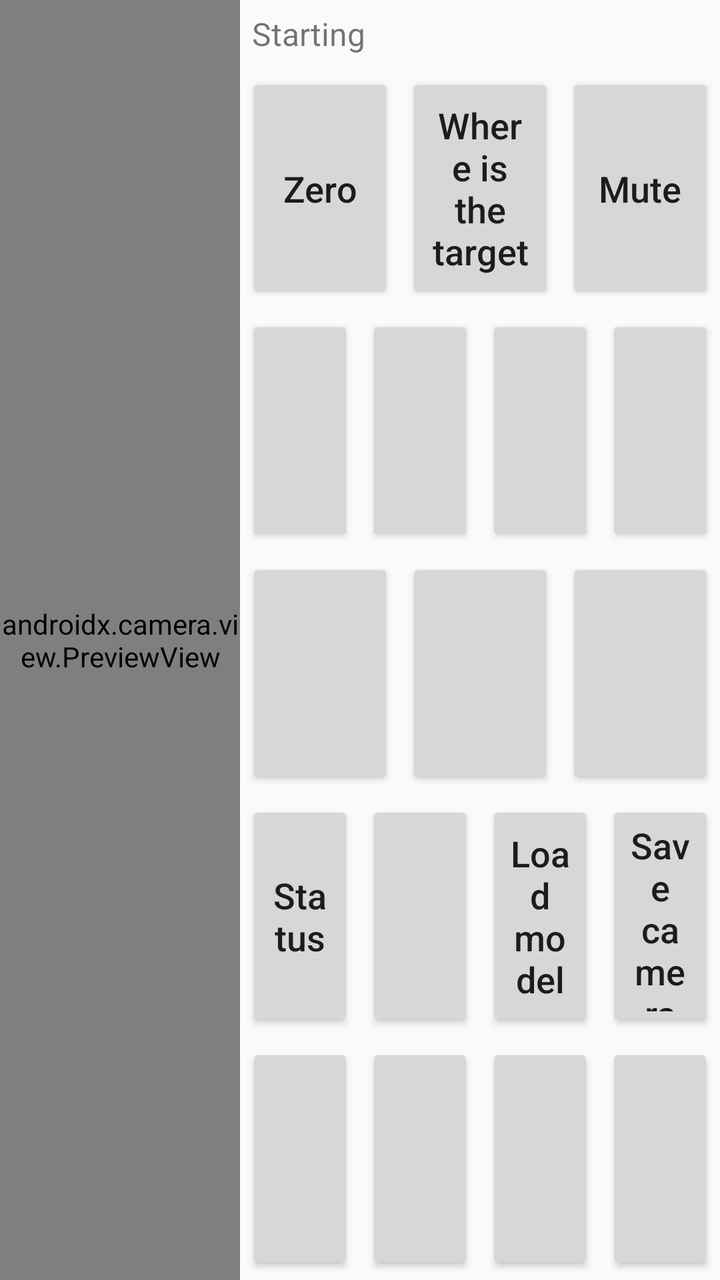
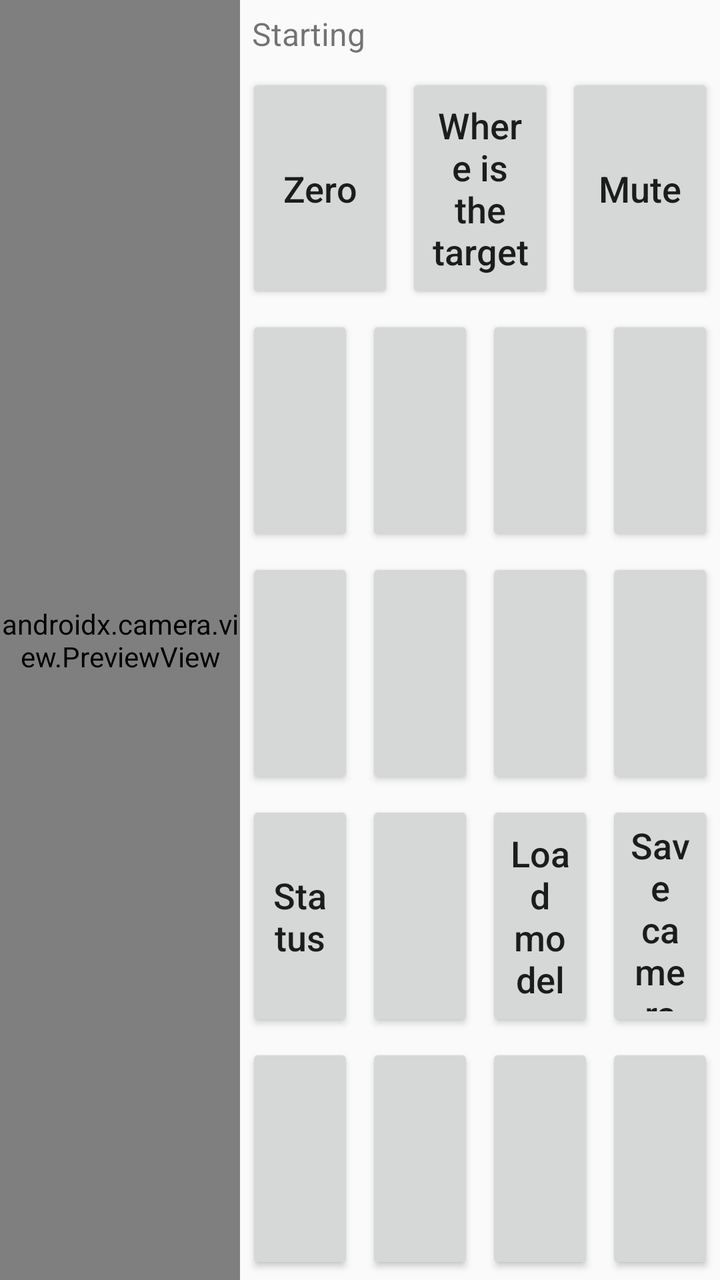

Compare the two renders of this Android layout. The source of the first and the diff that turns it into the second are given below.
<!-- AndroidManifest.xml: application theme Theme.AudioTarget -->
<!-- res/layout/activity_main.xml -->
<?xml version="1.0" encoding="utf-8"?>
<LinearLayout xmlns:android="http://schemas.android.com/apk/res/android"
    android:id="@+id/root"
    android:layout_width="match_parent"
    android:layout_height="match_parent"
    android:orientation="horizontal">

    <androidx.camera.view.PreviewView
        android:id="@+id/preview"
        android:layout_width="0dp"
        android:layout_height="match_parent"
        android:layout_weight="1"
        android:importantForAccessibility="no" />

    <LinearLayout
        android:layout_width="0dp"
        android:layout_height="match_parent"
        android:layout_weight="2"
        android:orientation="vertical">

        <TextView
            android:id="@+id/status"
            android:layout_width="match_parent"
            android:layout_height="wrap_content"
            android:accessibilityLiveRegion="polite"
            android:padding="6dp"
            android:text="Starting"
            android:textSize="16sp" />

        <LinearLayout style="@style/Row">
            <Button android:id="@+id/btn_zero" style="@style/BigButton" android:text="Zero" />
            <Button android:id="@+id/btn_where" style="@style/BigButton" android:text="Where is the target" />
            <Button android:id="@+id/btn_mute" style="@style/BigButton" android:text="Mute" />
        </LinearLayout>

        <LinearLayout style="@style/Row">
            <Button android:id="@+id/btn_lookfor" style="@style/BigButton" />
            <Button android:id="@+id/btn_camera" style="@style/BigButton" />
            <Button android:id="@+id/btn_zoom" style="@style/BigButton" />
            <Button android:id="@+id/btn_pace" style="@style/BigButton" />
        </LinearLayout>

        <LinearLayout style="@style/Row">
            <Button android:id="@+id/btn_track" style="@style/BigButton" />
            <Button android:id="@+id/btn_step" style="@style/BigButton" />
            <Button android:id="@+id/btn_conf" style="@style/BigButton" />
        </LinearLayout>

        <LinearLayout style="@style/Row">
            <Button android:id="@+id/btn_status" style="@style/BigButton" android:text="Status" />
            <Button android:id="@+id/btn_modelsrc" style="@style/BigButton" />
            <Button android:id="@+id/btn_model" style="@style/BigButton" android:text="Load model" />
            <Button android:id="@+id/btn_save" style="@style/BigButton" android:text="Save camera picture" />
        </LinearLayout>

        <LinearLayout style="@style/Row">
            <Button android:id="@+id/btn_detail" style="@style/BigButton" />
            <Button android:id="@+id/btn_keys" style="@style/BigButton" />
            <Button android:id="@+id/btn_announce" style="@style/BigButton" />
            <Button android:id="@+id/btn_rings" style="@style/BigButton" />
        </LinearLayout>
    </LinearLayout>
</LinearLayout>
<!-- resources referenced by this layout -->
<resources>
  <style name="BigButton" parent="Widget.AppCompat.Button">
          <item name="android:layout_width">0dp</item>
          <item name="android:layout_height">match_parent</item>
          <item name="android:layout_weight">1</item>
          <item name="android:layout_margin">3dp</item>
          <item name="android:textSize">18sp</item>
          <item name="android:textAllCaps">false</item>
          <item name="android:minHeight">72dp</item>
      </style>
  <style name="Row">
          <item name="android:layout_width">match_parent</item>
          <item name="android:layout_height">0dp</item>
          <item name="android:layout_weight">1</item>
          <item name="android:orientation">horizontal</item>
      </style>
  <style name="Theme.AudioTarget" parent="Theme.AppCompat.DayNight.NoActionBar" />
</resources>

<!-- the commit's change to res/layout/activity_main.xml (unified diff, before → after) -->
@@ -44,6 +44,7 @@
             <Button android:id="@+id/btn_track" style="@style/BigButton" />
             <Button android:id="@+id/btn_step" style="@style/BigButton" />
             <Button android:id="@+id/btn_conf" style="@style/BigButton" />
+            <Button android:id="@+id/btn_lens" style="@style/BigButton" />
         </LinearLayout>
 
         <LinearLayout style="@style/Row">
